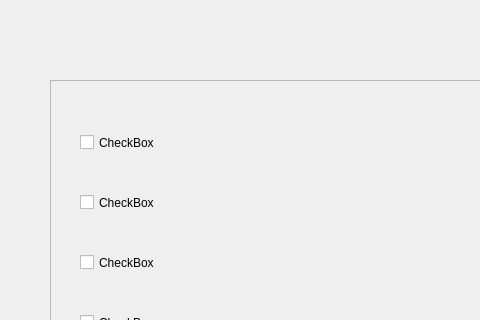
Qt form files/UI/Basket.ui (Sasha-v-tanke/YL_project_1) before a commit; both pictures show x 0 to 480 and y 0 to 320 of the 800 by 600 pixel window.
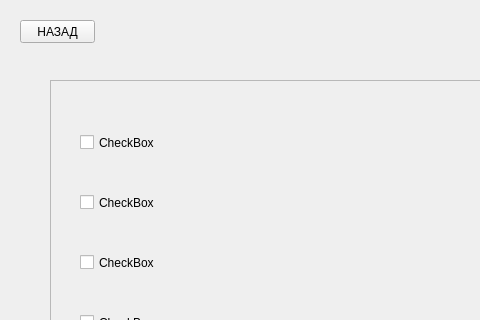
The same form after that commit.

The edit to the form file:
```diff
--- a/files/UI/Basket.ui
+++ b/files/UI/Basket.ui
@@ -148,6 +148,19 @@
      <string>Заказать</string>
     </property>
    </widget>
+   <widget class="QPushButton" name="BackToWelcome">
+    <property name="geometry">
+     <rect>
+      <x>20</x>
+      <y>20</y>
+      <width>75</width>
+      <height>23</height>
+     </rect>
+    </property>
+    <property name="text">
+     <string>НАЗАД</string>
+    </property>
+   </widget>
   </widget>
  </widget>
  <resources/>
```
